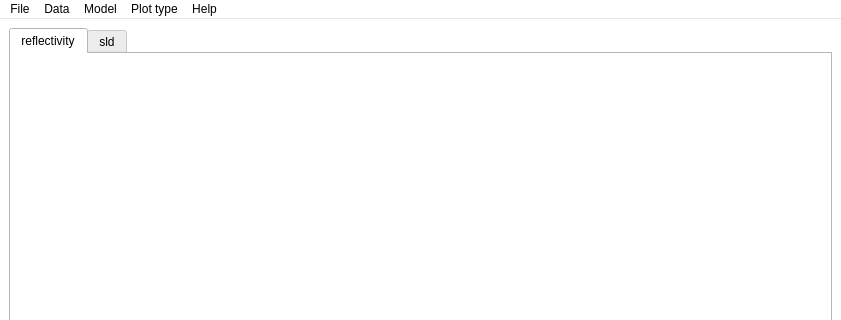
First picture: the form in qt/Motofit.ui, repository refnx/refnx, before the edit; both pictures show x 0 to 841 and y 0 to 320 of the 841 by 681 pixel window.
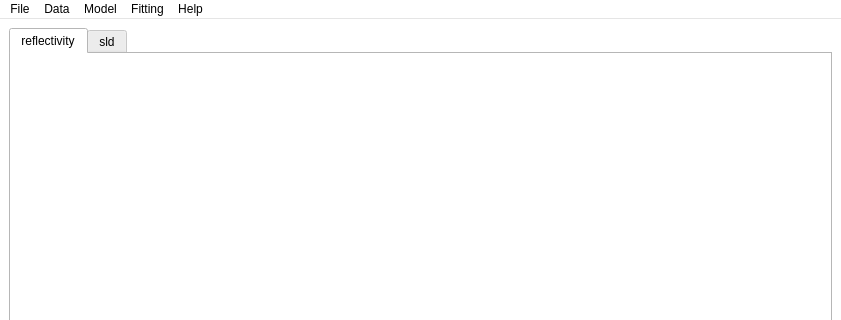
Second picture: the form after the edit. Icons and pictures are not drawn.

Diff of the .ui file:
```diff
--- a/qt/Motofit.ui
+++ b/qt/Motofit.ui
@@ -527,7 +527,7 @@
    </widget>
    <widget class="QMenu" name="menuPlot_type">
     <property name="title">
-     <string>Plot type</string>
+     <string>Fitting</string>
     </property>
     <addaction name="actionLogR_vs_Q"/>
     <addaction name="actionRQ4_vs_Q"/>
```
Left out of the diff: 20 changed lines with no effect on the pictures.
